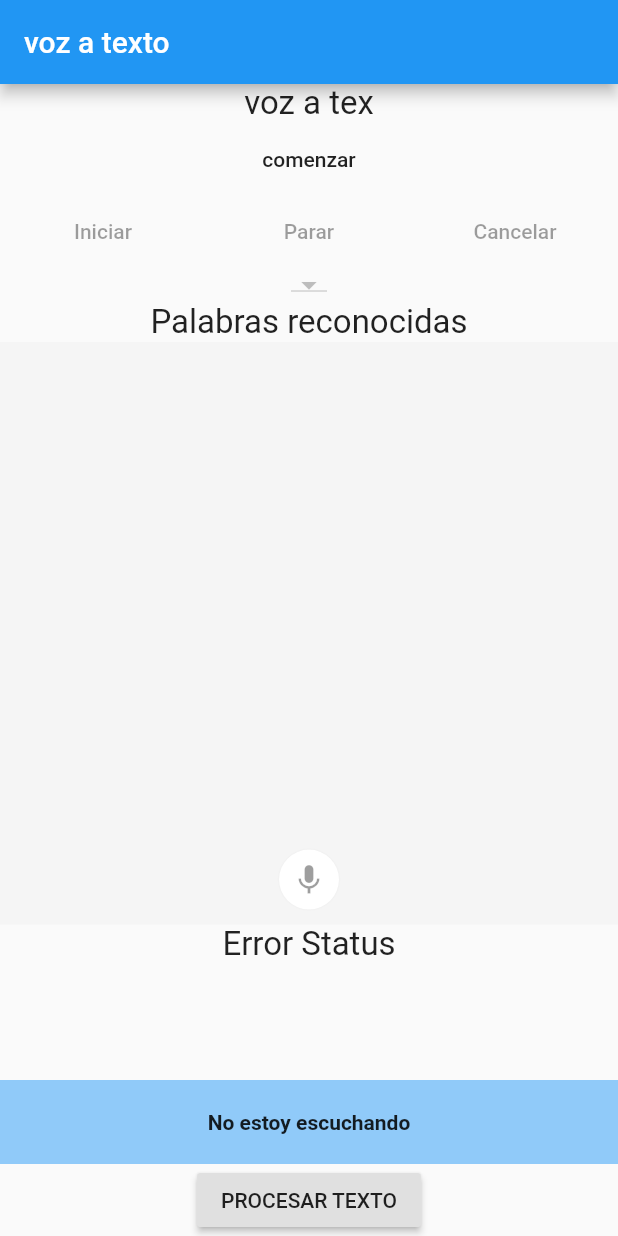
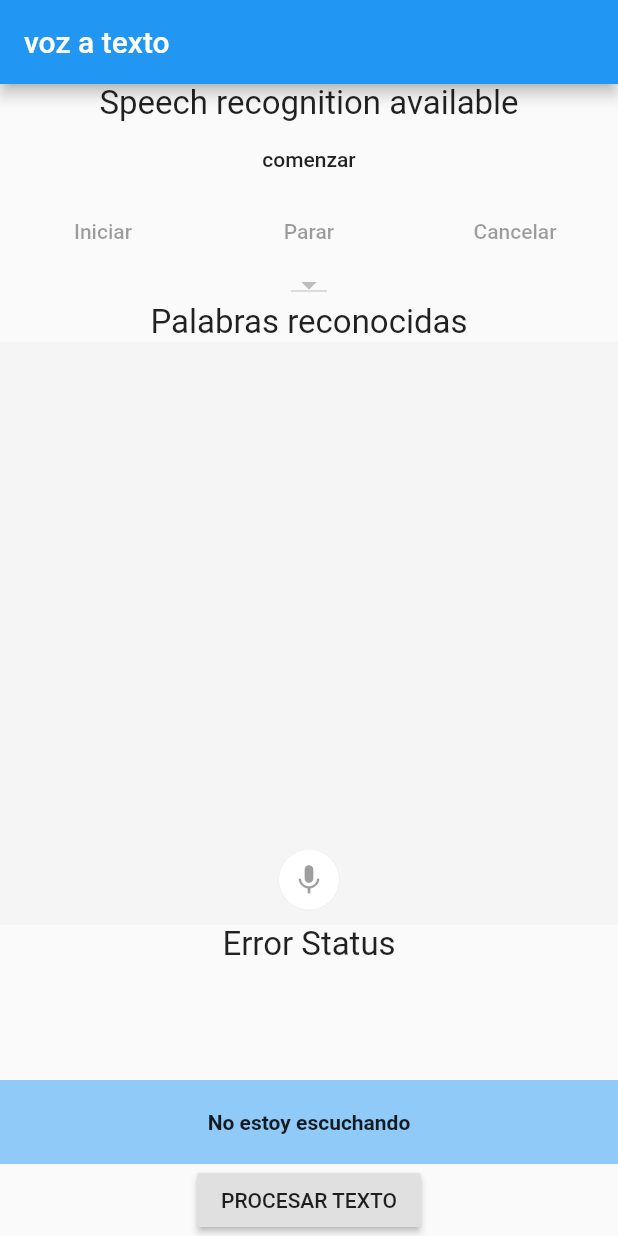
Before and after one commit to leonzabalamonica/voz_a_texto, a Flutter app: the screen it shows after launch, on a phone screen of 412 x 824 dp. Run offline on Flutter 3.47's test engine with Material 2 defaults, Android fonts, the phone set to English and light mode, and no system bars; our stand-ins replace speech_to_text.

Commit message:
Revert "Update TextoAVoz.dart"
This reverts commit 6da7d2aeaf1697d3504ed54bf90045e9e1ad95dc.

```diff
--- a/lib/TextoAVoz.dart
+++ b/lib/TextoAVoz.dart
@@ -64,7 +64,7 @@ class _TextoAVozState extends State<TextoAVoz> {
         body: Column(children: [
           Center(
             child: Text(
-              'voz a tex',
+              'Speech recognition available',
               style: TextStyle(fontSize: 22.0),
             ),
           ),
```
